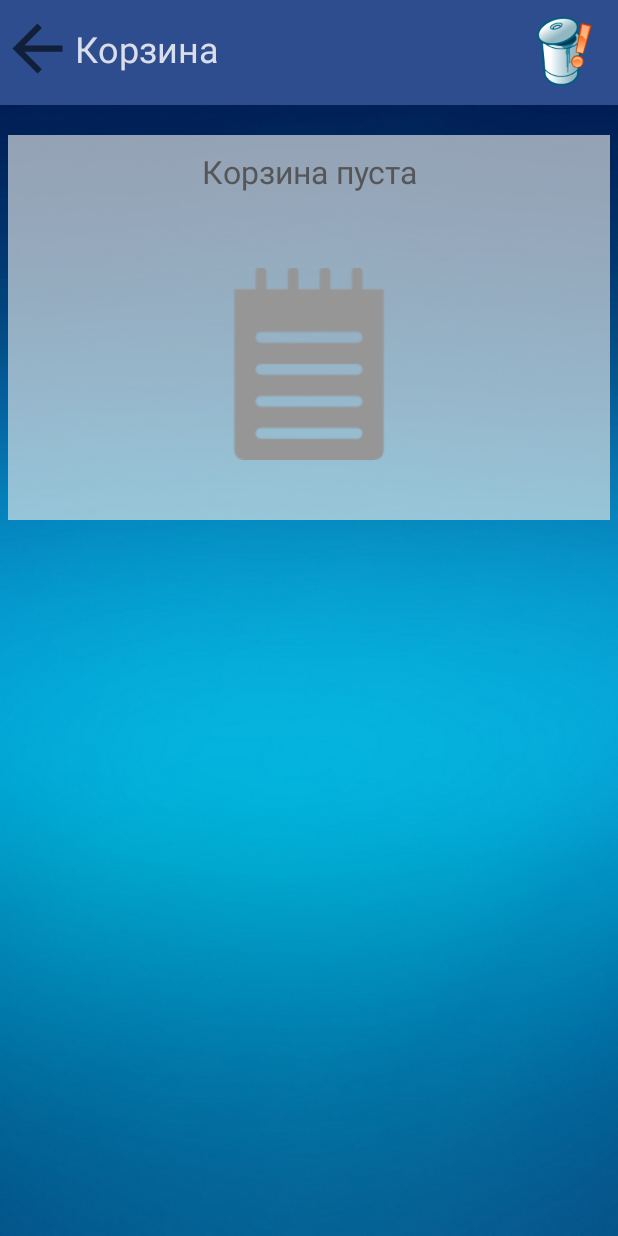
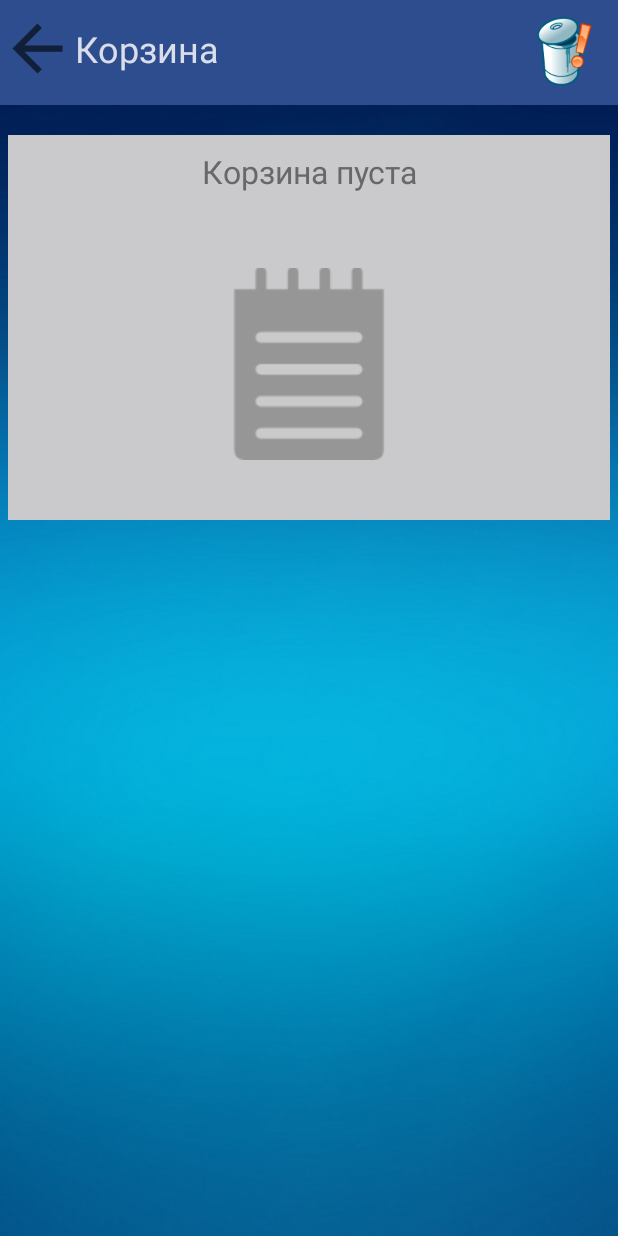
Before and after one commit to FleexJ/MyNote, an Android app: the TrashActivity screen opened directly, with no data from a screen before it, on a phone screen of 412 x 824 dp. Run offline under Robolectric (Android 15) with nearby library versions, the light colour scheme and no system bars; Roboto replaces fonts that are not available here; 3 statements that could not run were skipped.

Commit message:
Рефакторинг

```diff
--- a/src/main/java/com/example/mynote/activity/AddNoteActivity.java
+++ b/src/main/java/com/example/mynote/activity/AddNoteActivity.java
@@ -97,6 +97,12 @@ public class AddNoteActivity extends Activity {
         });
     }
 
+    @Override
+    protected void onDestroy() {
+        db.close();
+        super.onDestroy();
+    }
+
     //Вызов диалогов выбора даты и времени
     public void initDate(View view){
         final int     mHour=calendar.get(Calendar.HOUR_OF_DAY),
--- a/src/main/java/com/example/mynote/activity/EditActivity.java
+++ b/src/main/java/com/example/mynote/activity/EditActivity.java
@@ -120,6 +120,7 @@ public class EditActivity extends Activity {
             }
         }
         super.onPause();
+        db.close();
     }
 
     //Вызов диалогов выбора даты и времени
--- a/src/main/java/com/example/mynote/activity/TrashActivity.java
+++ b/src/main/java/com/example/mynote/activity/TrashActivity.java
@@ -137,7 +137,7 @@ public class TrashActivity extends Activity {
 
                 //Инициализация массивов данных с присвоением стиля
                 textView_name[i] = new TextView(this, null, 0, R.style.BDout_name);
-                textView_desc[i] = new TextView(this, null, 0, R.style.BDout_desc);
+                textView_desc[i] = new TextView(this, null, 0, R.style.BDout_description);
                 textView_delay[i] = new TextView(this , null, 0, R.style.BDout_delay);
 
                 //Внесении данных результата запроса в массивы
--- a/src/main/java/com/example/mynote/receiver/RebootReceiver.java
+++ b/src/main/java/com/example/mynote/receiver/RebootReceiver.java
@@ -41,6 +41,7 @@ public class RebootReceiver extends BroadcastReceiver {
 
             //Сброс состояний таймера до неактивного
             timersDAO.setStateNotActiveAll();
+            db.close();
         }
     }
 }
--- a/src/main/res/layout/activity_main.xml
+++ b/src/main/res/layout/activity_main.xml
@@ -26,7 +26,7 @@
             android:layout_marginStart="20dp"
             android:layout_marginTop="15dp"
             android:layout_marginBottom="1dp"
-            android:text="MyNote"
+            android:text="@string/app_name"
             android:textColor="@color/colorTextWhite"
             android:textSize="24sp"
             app:layout_constraintBottom_toBottomOf="parent"
@@ -122,7 +122,7 @@
                             <LinearLayout
                                 android:id="@+id/LinearLayout"
                                 android:layout_width="match_parent"
-                                android:layout_height="match_parent"
+                                android:layout_height="wrap_content"
                                 android:gravity="center|start"
                                 android:orientation="vertical" />
                         </ScrollView>
@@ -170,7 +170,7 @@
                             <LinearLayout
                                 android:id="@+id/LinearLayout_minute"
                                 android:layout_width="match_parent"
-                                android:layout_height="match_parent"
+                                android:layout_height="wrap_content"
                                 android:orientation="vertical" />
                         </ScrollView>
                     </androidx.constraintlayout.widget.ConstraintLayout>
--- a/src/main/res/values/colors.xml
+++ b/src/main/res/values/colors.xml
@@ -2,10 +2,12 @@
 <resources>
     <color name="colorPrimary">#008577</color>
     <color name="colorPrimaryDark">#00574B</color>
-    <color name="colorAccent">#D81B60</color>
+    <color name="colorAccent">#154194</color>
     <color name="colorMain">#154194</color>
     <color name="colorTitle">#2D4D8F</color>
     <color name="colorText">#3B3F4E</color>
-    <color name="colorBg">#E223407C</color>
     <color name="colorTextWhite">#EBF0E9E9</color>
+    <color name="colorBackgroundMain">#DADADA</color>
+    <color name="colorGrey">#CACACC</color>
+    <color name="colorDarkerGrey">#686868</color>
 </resources>
--- a/src/main/res/values/styles.xml
+++ b/src/main/res/values/styles.xml
@@ -9,66 +9,53 @@
     <style name="BDout_layout">
         <item name="android:layout_height">wrap_content</item>
         <item name="android:orientation">vertical</item>
-        <item name="android:background">#E5E7E6</item>
+        <item name="android:background">@color/colorGrey</item>
     </style>
     <style name="BDout_name">
         <item name="android:textColor">@color/colorText</item>
-        <item name="android:background">#A6E5E7E6</item>
+<!--        <item name="android:background">@color/colorGrey</item>-->
         <item name="android:layout_height">wrap_content</item>
-        <item name="android:layout_width">wrap_content</item>
+        <item name="android:layout_width">match_parent</item>
         <item name="android:textSize">16sp</item>
         <item name="android:paddingTop">5dp</item>
         <item name="android:paddingBottom">5dp</item>
         <item name="android:paddingLeft">10dp</item>
         <item name="android:textStyle">bold</item>
     </style>
-    <style name="BDout_name_note">
+    <style name="BDout_description">
         <item name="android:textColor">@color/colorText</item>
-        <item name="android:background">#A6E5E7E6</item>
-        <item name="android:layout_height">wrap_content</item>
-        <item name="android:layout_width">wrap_content</item>
-        <item name="android:textSize">16sp</item>
-        <item name="android:paddingTop">5dp</item>
-        <item name="android:paddingBottom">5dp</item>
-        <item name="android:textStyle">bold</item>
-    </style>
-    <style name="BDout_line">
-        <item name="android:background">#8D025377</item>
-        <item name="android:layout_height">5dp</item>
-        <item name="android:layout_width">match_parent</item>
-<!--        <item name="android:textSize">0dp</item>-->
-    </style>
-    <style name="BDout_desc">
-        <item name="android:textColor">@color/colorText</item>
-        <item name="android:background">#A6E5E7E6</item>
+<!--        <item name="android:background">@color/colorGrey</item>-->
         <item name="android:textSize">14sp</item>
         <item name="android:layout_height">wrap_content</item>
+        <item name="android:layout_width">match_parent</item>
         <item name="android:paddingTop">5dp</item>
         <item name="android:paddingBottom">5dp</item>
         <item name="android:paddingLeft">10sp</item>
     </style>
     <style name="BDout_delay">
         <item name="android:textColor">@color/colorText</item>
-        <item name="android:background">#CDCBCB</item>
+        <item name="android:background">@color/colorGrey</item>
         <item name="android:textSize">11sp</item>
+        <item name="android:layout_height">wrap_content</item>
         <item name="android:layout_width">match_parent</item>
         <item name="android:paddingTop">5dp</item>
         <item name="android:paddingBottom">5dp</item>
         <item name="android:paddingLeft">10sp</item>
     </style>
     <style name="BDout_null">
-        <item name="android:textColor">#565658</item>
+        <item name="android:textColor">@color/colorDarkerGrey</item>
         <item name="android:textAlignment">center</item>
-        <item name="android:background">#A6E5E7E6</item>
+        <item name="android:background">@color/colorGrey</item>
         <item name="android:textSize">21sp</item>
         <item name="android:paddingTop">10dp</item>
         <item name="android:paddingBottom">40dp</item>
     </style>
     <style name="BDout_minute">
-        <item name="android:textColor">#6D6A6A</item>
-        <item name="android:background">#A6E5E7E6</item>
+        <item name="android:textColor">@color/colorText</item>
+        <item name="android:background">@color/colorGrey</item>
         <item name="android:textSize">14sp</item>
         <item name="android:layout_height">wrap_content</item>
+        <item name="android:layout_width">match_parent</item>
         <item name="android:textAlignment">center</item>
         <item name="android:paddingTop">10dp</item>
         <item name="android:paddingBottom">10dp</item>
@@ -76,8 +63,4 @@
     <style name="BDout_seekBar" parent="android:Widget.DeviceDefault.SeekBar">
         <item name="android:paddingBottom">20dp</item>
     </style>
-    <style name="BDout_checkbox" parent="Theme.AppCompat.Light">
-        <item name="colorControlNormal">@android:color/holo_green_light</item>
-        <item name="colorControlActivated">@android:color/holo_orange_dark</item>
-    </style>
 </resources>
```
Also changed, not shown: src/main/java/com/example/mynote/activity/MainActivity.java (+8 -10 lines), src/main/java/com/example/mynote/dao/NotesDAO.java (+21 -0 lines), src/main/java/com/example/mynote/entity/Note.java (+12 -0 lines).
